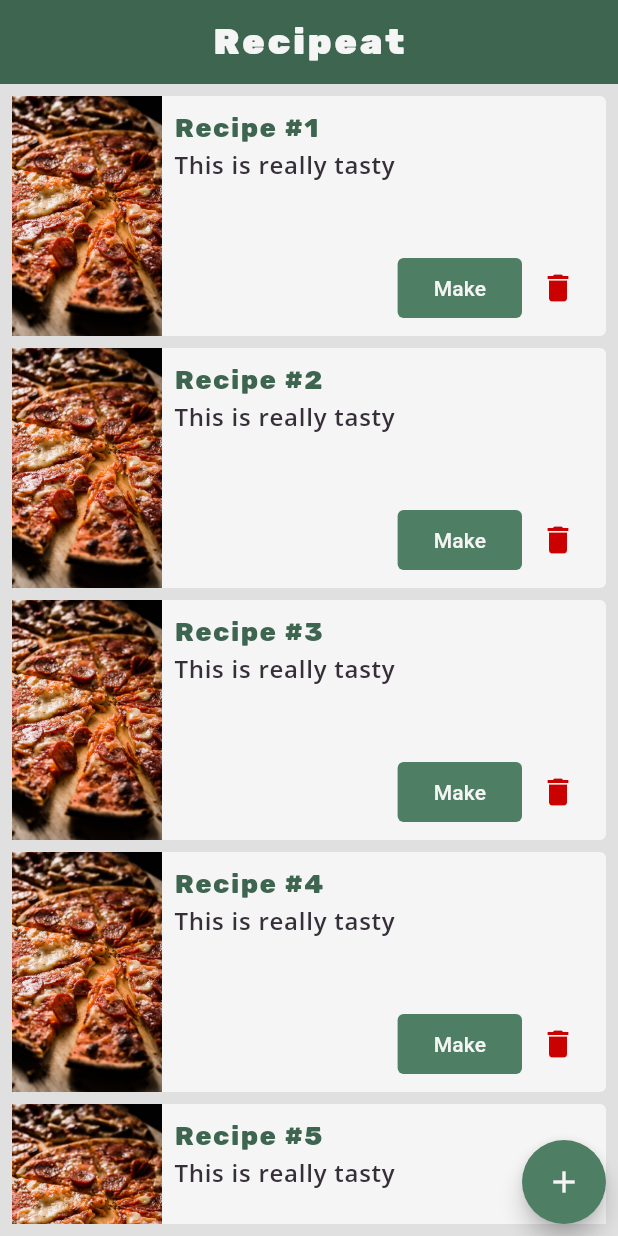
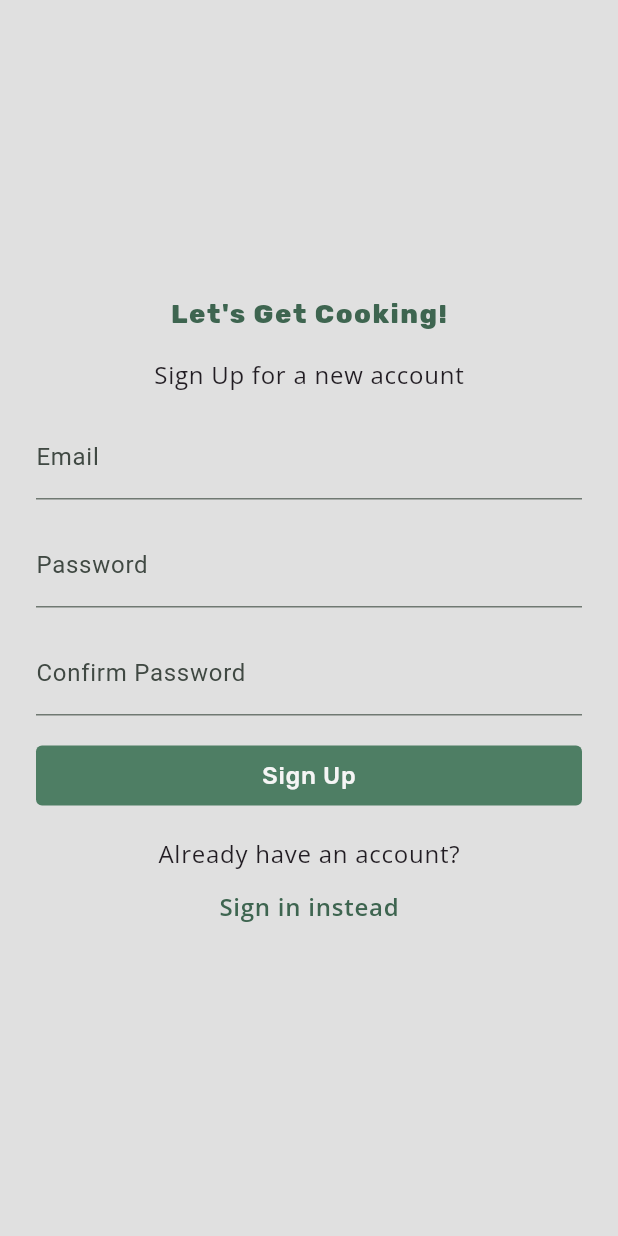
Before and after one commit to disasterisk-dev/recipe_app, a Flutter app: the screen it shows after launch, on a phone screen of 412 x 824 dp. Run offline on Flutter 3.47's test engine with Material 3 defaults, Android fonts, the phone set to English and light mode, and no system bars; our stand-ins replace firebase_auth, firebase_core, flutter_riverpod, google_fonts; accounts and stored records are empty.

Commit message:
Login system

```diff
--- a/lib/components/text_widgets.dart
+++ b/lib/components/text_widgets.dart
@@ -84,3 +84,65 @@ class TitleText extends StatelessWidget {
     );
   }
 }
+
+class ButtonText extends StatelessWidget {
+  const ButtonText(this.text, {super.key});
+
+  final String text;
+
+  @override
+  Widget build(BuildContext context) {
+    return Text(
+      text,
+      style: GoogleFonts.rubik(
+        textStyle: TextStyle(
+          color: AppColors.inverse,
+          fontWeight: FontWeight.w500,
+          fontSize: 16,
+          letterSpacing: 0.5,
+        ),
+      ),
+    );
+  }
+}
+
+class LinkText extends StatelessWidget {
+  const LinkText(this.text, {super.key});
+
+  final String text;
+
+  @override
+  Widget build(BuildContext context) {
+    return Text(
+      text,
+      style: GoogleFonts.openSans(
+        textStyle: TextStyle(
+          color: AppColors.brand,
+          fontSize: 16,
+          letterSpacing: 0.5,
+          fontWeight: FontWeight.w600,
+        ),
+      ),
+    );
+  }
+}
+
+class ErrorText extends StatelessWidget {
+  const ErrorText(this.text, {super.key});
+
+  final String text;
+
+  @override
+  Widget build(BuildContext context) {
+    return Text(
+      text,
+      style: GoogleFonts.openSans(
+        textStyle: TextStyle(
+          color: AppColors.warning,
+          fontSize: 16,
+          letterSpacing: 0.5,
+        ),
+      ),
+    );
+  }
+}
--- a/lib/components/title_text.dart
+++ /dev/null
@@ -1,19 +0,0 @@
-import 'package:flutter/material.dart';
-
-class TitleText extends StatelessWidget {
-  const TitleText(this.text, {super.key});
-
-  final String text;
-
-  @override
-  Widget build(BuildContext context) {
-    return Text(
-      text,
-      style: const TextStyle(
-        fontWeight: FontWeight.bold,
-        letterSpacing: 1,
-        fontSize: 24,
-      ),
-    );
-  }
-}
--- a/lib/main.dart
+++ b/lib/main.dart
@@ -1,19 +1,46 @@
 import 'package:firebase_core/firebase_core.dart';
 import 'package:flutter/material.dart';
+import 'package:flutter_riverpod/flutter_riverpod.dart';
+import 'package:recipe_app/components/text_widgets.dart';
+import 'package:recipe_app/screens/welcome.dart';
 import 'package:recipe_app/firebase_options.dart';
-import 'package:recipe_app/home.dart';
+import 'package:recipe_app/models/app_user.dart';
+import 'package:recipe_app/providers/auth_provider.dart';
+import 'package:recipe_app/screens/home.dart';
 import 'package:recipe_app/theme.dart';
 
 Future<void> main() async {
   WidgetsFlutterBinding.ensureInitialized();
   await Firebase.initializeApp(options: DefaultFirebaseOptions.currentPlatform);
-  runApp(
-    MaterialApp(
+  runApp(const ProviderScope(
+    child: App(),
+  ));
+}
+
+class App extends StatelessWidget {
+  const App({super.key});
+
+  @override
+  Widget build(BuildContext context) {
+    return MaterialApp(
       debugShowCheckedModeBanner: false,
       theme: primaryTheme,
-      home: const Home(),
-    ),
-  );
+      home: Consumer(builder: (context, ref, child) {
+        final AsyncValue<AppUser?> user = ref.watch(authProvider);
+
+        return user.when(
+          data: (data) {
+            if (data != null) {
+              return const Home();
+            }
+            return const Welcome();
+          },
+          error: (error, _) => const ErrorText("Error loading user."),
+          loading: () => const BodyText("Loading..."),
+        );
+      }),
+    );
+  }
 }
 
 class Sandbox extends StatelessWidget {
--- /dev/null
+++ b/lib/models/app_user.dart
@@ -0,0 +1,9 @@
+class AppUser {
+  AppUser({
+    required this.uid,
+    required this.email,
+  });
+
+  final String uid;
+  final String email;
+}
--- /dev/null
+++ b/lib/providers/auth_provider.dart
@@ -0,0 +1,17 @@
+import 'package:firebase_auth/firebase_auth.dart';
+import 'package:flutter_riverpod/flutter_riverpod.dart';
+import 'package:recipe_app/models/app_user.dart';
+
+final authProvider = StreamProvider.autoDispose<AppUser?>((ref) async* {
+  final Stream<AppUser?> userStream =
+      FirebaseAuth.instance.authStateChanges().map((user) {
+    if (user != null) {
+      return AppUser(uid: user.uid, email: user.email!);
+    }
+    return null;
+  });
+
+  await for (final user in userStream) {
+    yield user;
+  }
+});
--- /dev/null
+++ b/lib/screens/sign_up.dart
@@ -0,0 +1,115 @@
+import 'package:flutter/material.dart';
+import 'package:recipe_app/components/styled_button.dart';
+import 'package:recipe_app/components/text_widgets.dart';
+import 'package:recipe_app/services/auth_service.dart';
+
+class SignUpForm extends StatefulWidget {
+  const SignUpForm({super.key});
+
+  @override
+  State<SignUpForm> createState() => _SignUpFormState();
+}
+
+class _SignUpFormState extends State<SignUpForm> {
+  final GlobalKey<FormState> _formKey = GlobalKey<FormState>();
+  final TextEditingController _emailController = TextEditingController();
+  final TextEditingController _passwordController = TextEditingController();
+  final TextEditingController _confirmPasswordController =
+      TextEditingController();
+
+  String? _errorFeedback;
+
+  @override
+  Widget build(BuildContext context) {
+    return Padding(
+      padding: const EdgeInsets.all(16),
+      child: Form(
+        key: _formKey,
+        child: Column(
+          crossAxisAlignment: CrossAxisAlignment.stretch,
+          children: [
+            // intro text
+            const Center(
+              child: BodyText("Sign Up for a new account"),
+            ),
+            const SizedBox(height: 16),
+
+            // email address
+            TextFormField(
+              controller: _emailController,
+              keyboardType: TextInputType.emailAddress,
+              decoration: const InputDecoration(labelText: "Email"),
+              validator: (value) {
+                if (value == null || value.isEmpty) {
+                  return "Please enter your email";
+                }
+                return null;
+              },
+            ),
+            const SizedBox(height: 16),
+
+            // password
+            TextFormField(
+              controller: _passwordController,
+              obscureText: true,
+              decoration: const InputDecoration(labelText: "Password"),
+              validator: (value) {
+                if (value == null || value.isEmpty) {
+                  return "Please enter a password";
+                }
+                if (value.length < 8) {
+                  return "Password must be at least 8 characters";
+                }
+                return null;
+              },
+            ),
+            const SizedBox(height: 16),
+
+            // confirm password
+            TextFormField(
+              controller: _confirmPasswordController,
+              obscureText: true,
+              decoration: const InputDecoration(labelText: "Confirm Password"),
+              validator: (value) {
+                if (value == null || value != _passwordController.text.trim()) {
+                  return "Passwords do not match";
+                }
+                return null;
+              },
+            ),
+            const SizedBox(height: 16),
+
+            // error feedback
+            if (_errorFeedback != null)
+              Padding(
+                padding: const EdgeInsets.only(bottom: 16),
+                child: ErrorText(_errorFeedback!),
+              ),
+
+            // submit
+            StyledButton(
+              onPressed: () async {
+                setState(() {
+                  _errorFeedback = null;
+                });
+                if (_formKey.currentState!.validate()) {
+                  final email = _emailController.text.trim();
+                  final password = _passwordController.text.trim();
+
+                  final user = await AuthService.signUp(email, password);
+
+                  if (user == null) {
+                    setState(() {
+                      _errorFeedback = AuthService.error;
+                    });
+                  }
+                }
+              },
+              child: const ButtonText("Sign Up"),
+            )
+          ],
+        ),
+      ),
+    );
+  }
+}
--- /dev/null
+++ b/lib/screens/welcome.dart
@@ -0,0 +1,62 @@
+import 'package:flutter/material.dart';
+import 'package:recipe_app/components/text_widgets.dart';
+import 'package:recipe_app/screens/sign_in.dart';
+import 'package:recipe_app/screens/sign_up.dart';
+
+class Welcome extends StatefulWidget {
+  const Welcome({super.key});
+
+  @override
+  State<Welcome> createState() => _WelcomeState();
+}
+
+class _WelcomeState extends State<Welcome> {
+  bool isSignUp = true;
+  @override
+  Widget build(BuildContext context) {
+    return Scaffold(
+      body: Container(
+        padding: const EdgeInsets.all(8),
+        child: Column(
+          crossAxisAlignment: CrossAxisAlignment.center,
+          mainAxisAlignment: MainAxisAlignment.center,
+          children: [
+            const HeadingText("Let's Get Cooking!"),
+            if (isSignUp)
+              Column(
+                children: [
+                  const SignUpForm(),
+                  const BodyText("Already have an account?"),
+                  TextButton(
+                    onPressed: () {
+                      setState(() {
+                        isSignUp = false;
+                      });
+                    },
+                    child: const LinkText("Sign in instead"),
+                  )
+                ],
+              ),
+            if (!isSignUp)
+              Column(
+                children: [
+                  const SignInForm(),
+                  const BodyText("Don't have an account?"),
+                  TextButton(
+                    onPressed: () {
+                      setState(() {
+                        isSignUp = true;
+                      });
+                    },
+                    child: const LinkText("Sign up instead"),
+                  )
+                ],
+              ),
+
+            // Social logins
+          ],
+        ),
+      ),
+    );
+  }
+}
--- /dev/null
+++ b/lib/services/auth_service.dart
@@ -0,0 +1,53 @@
+import 'package:firebase_auth/firebase_auth.dart';
+import 'package:recipe_app/models/app_user.dart';
+
+class AuthService {
+  static final FirebaseAuth _firebaseAuth = FirebaseAuth.instance;
+
+  static String? _authError;
+
+  static String? get error => _authError;
+
+  static Future<AppUser?> signUp(String email, String password) async {
+    try {
+      final UserCredential cred = await _firebaseAuth
+          .createUserWithEmailAndPassword(email: email, password: password);
+
+      if (cred.user != null) {
+        return AppUser(uid: cred.user!.uid, email: cred.user!.email!);
+      }
+
+      return null;
+    } catch (e) {
+      _authError = parseError(e.toString());
+      return null;
+    }
+  }
+
+  static Future<void> signOut() async {
+    await _firebaseAuth.signOut();
+  }
+
+  static Future<AppUser?> signin(String email, String password) async {
+    try {
+      final UserCredential cred = await _firebaseAuth
+          .signInWithEmailAndPassword(email: email, password: password);
+
+      if (cred.user != null) {
+        return AppUser(uid: cred.user!.uid, email: cred.user!.email!);
+      }
+
+      return null;
+    } catch (e) {
+      _authError = parseError(e.toString());
+      return null;
+    }
+  }
+}
+
+String parseError(String error) {
+  List<String> errorArr = error.split(" ");
+  errorArr.removeAt(0);
+
+  return errorArr.join(" ");
+}
--- a/pubspec.yaml
+++ b/pubspec.yaml
@@ -37,6 +37,8 @@ dependencies:
   cupertino_icons: ^1.0.6
   firebase_core: ^3.4.0
   google_fonts: ^6.2.1
+  firebase_auth: ^5.2.0
+  flutter_riverpod: ^2.6.1
 
 dev_dependencies:
   flutter_test:
```
Also changed, not shown: lib/components/header_text.dart (deleted, +0 -16 lines), lib/models/details.dart (added, +47 -0 lines), lib/models/recipe.dart (added, +24 -0 lines), lib/screens/home.dart (renamed from lib/home.dart, +14 -2 lines), lib/screens/profile.dart (added, +37 -0 lines), lib/screens/sign_in.dart (added, +97 -0 lines), lib/components/recipe_card.dart (renamed from lib/recipe_card.dart), pubspec.lock, 3 other files.
